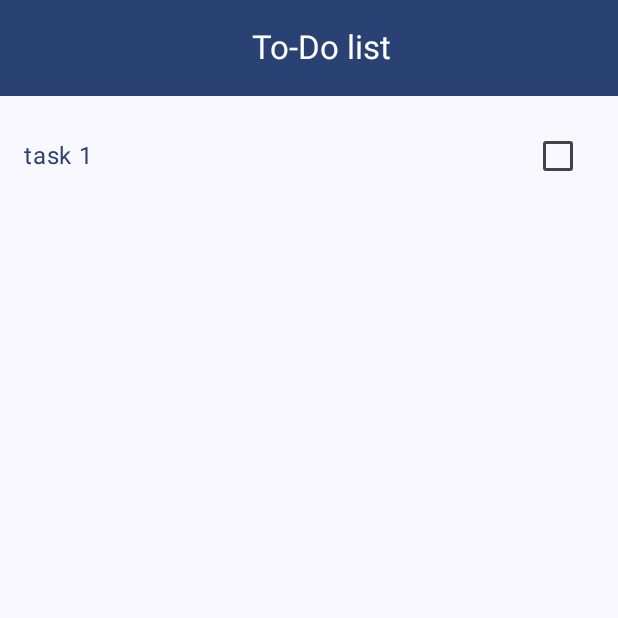
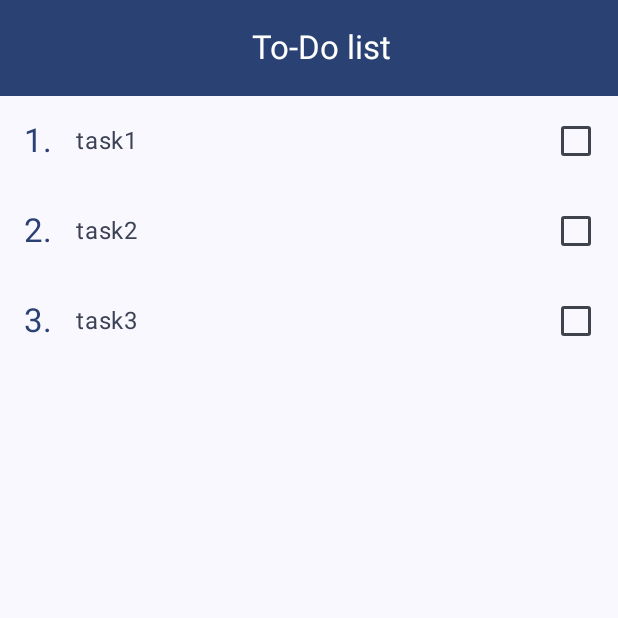
Before and after one commit to 01gaM/todo-list, an Android app built with Jetpack Compose: the screen it shows after launch (MainActivity), on a phone screen of 412 x 824 dp, the top half of it. Run offline under Robolectric (Android 15) with nearby library versions, the phone set to English and light mode, and no system bars.

Commit message:
add items list

```diff
--- a/app/src/main/java/com/example/todo_list/MainActivity.kt
+++ b/app/src/main/java/com/example/todo_list/MainActivity.kt
@@ -4,7 +4,7 @@ import android.os.Bundle
 import androidx.activity.ComponentActivity
 import androidx.activity.compose.setContent
 import androidx.activity.enableEdgeToEdge
-import com.example.todo_list.ui.compose.MainScreenContent
+import com.example.todo_list.ui.main_screen.compose.MainScreenContent
 import com.example.todo_list.ui.theme.ToDoListTheme
 
 class MainActivity : ComponentActivity() {
--- a/app/src/main/java/com/example/todo_list/ui/compose/MainScreenContent.kt
+++ b/app/src/main/java/com/example/todo_list/ui/main_screen/compose/MainScreenContent.kt
@@ -1,13 +1,15 @@
-package com.example.todo_list.ui.compose
+package com.example.todo_list.ui.main_screen.compose
 
 import android.content.res.Configuration
 import androidx.compose.animation.animateColorAsState
 import androidx.compose.foundation.background
+import androidx.compose.foundation.clickable
 import androidx.compose.foundation.layout.Row
 import androidx.compose.foundation.layout.fillMaxSize
 import androidx.compose.foundation.layout.fillMaxWidth
 import androidx.compose.foundation.layout.padding
 import androidx.compose.foundation.lazy.LazyColumn
+import androidx.compose.foundation.lazy.itemsIndexed
 import androidx.compose.material3.Checkbox
 import androidx.compose.material3.ExperimentalMaterial3Api
 import androidx.compose.material3.MaterialTheme
@@ -17,21 +19,35 @@ import androidx.compose.material3.TopAppBar
 import androidx.compose.material3.TopAppBarDefaults
 import androidx.compose.runtime.Composable
 import androidx.compose.runtime.getValue
-import androidx.compose.runtime.mutableStateOf
+import androidx.compose.runtime.mutableStateListOf
 import androidx.compose.runtime.remember
-import androidx.compose.runtime.setValue
 import androidx.compose.ui.Alignment
 import androidx.compose.ui.Modifier
 import androidx.compose.ui.text.style.TextAlign
 import androidx.compose.ui.text.style.TextDecoration
 import androidx.compose.ui.tooling.preview.Preview
 import androidx.compose.ui.unit.dp
+import com.example.todo_list.ui.main_screen.model.TodoTask
 import com.example.todo_list.ui.theme.ToDoListTheme
 
 @OptIn(ExperimentalMaterial3Api::class)
 @Composable
 fun MainScreenContent(modifier: Modifier = Modifier) {
-  var isTask1Completed by remember { mutableStateOf(false) }
+  val taskList = remember {
+    mutableStateListOf(
+      TodoTask(name = "task1"),
+      TodoTask(name = "task2"),
+      TodoTask(name = "task3")
+    )
+  }
+
+  val onItemClick: (Int) -> Unit = remember {
+    { index ->
+      with(taskList[index]) {
+        taskList[index] = copy(isCompleted = !isCompleted)
+      }
+    }
+  }
 
   Scaffold(
     modifier = modifier
@@ -54,11 +70,13 @@ fun MainScreenContent(modifier: Modifier = Modifier) {
     }
   ) { innerPadding ->
     LazyColumn(contentPadding = innerPadding) {
-      item {
+      itemsIndexed(taskList) { index, item ->
         TodoListItem(
-          taskName = "task 1",
-          isCompleted = isTask1Completed,
-          onIsCompletedChange = { isTask1Completed = !isTask1Completed })
+          taskNumber = index + 1,
+          taskName = item.name,
+          isCompleted = item.isCompleted,
+          onClick = { onItemClick(index) }
+        )
       }
     }
   }
@@ -67,15 +85,16 @@ fun MainScreenContent(modifier: Modifier = Modifier) {
 @Composable
 fun TodoListItem(
   modifier: Modifier = Modifier,
+  taskNumber: Int,
   taskName: String,
   isCompleted: Boolean,
-  onIsCompletedChange: (Boolean) -> Unit
+  onClick: () -> Unit
 ) {
-  val primaryColor = MaterialTheme.colorScheme.primary
-  val secondaryColor = MaterialTheme.colorScheme.secondary
+  val notCompletedColor = MaterialTheme.colorScheme.secondary
+  val completedColor = MaterialTheme.colorScheme.inversePrimary
 
   val taskNameColor = remember(key1 = isCompleted) {
-    if (isCompleted) secondaryColor else primaryColor
+    if (isCompleted) completedColor else notCompletedColor
   }
   val animatedTaskNameColor by animateColorAsState(
     targetValue = taskNameColor,
@@ -85,9 +104,18 @@ fun TodoListItem(
   Row(
     modifier = modifier
       .fillMaxWidth()
+      .clickable(onClick = onClick)
       .padding(all = 16.dp),
     verticalAlignment = Alignment.CenterVertically
   ) {
+
+    Text(
+      modifier = Modifier.padding(end = 16.dp),
+      text = "$taskNumber.",
+      style = MaterialTheme.typography.titleLarge,
+      color = MaterialTheme.colorScheme.primary
+    )
+
     Text(
       modifier = Modifier.weight(weight = 1f),
       text = taskName,
@@ -100,7 +128,7 @@ fun TodoListItem(
 
     Checkbox(
       checked = isCompleted,
-      onCheckedChange = onIsCompletedChange
+      onCheckedChange = null
     )
   }
 }
@@ -119,7 +147,7 @@ fun MainScreenContentPreview() {
 @Composable
 fun TodoListItemPreview() {
   ToDoListTheme {
-    TodoListItem(taskName = "Some task", isCompleted = false, onIsCompletedChange = {})
+    TodoListItem(taskNumber = 1, taskName = "Some task", isCompleted = false, onClick = {})
   }
 }
 
@@ -130,8 +158,10 @@ fun TodoListItemPreview() {
 fun TodoListItemCompletedPreview() {
   ToDoListTheme {
     TodoListItem(
+      taskNumber = 1,
       taskName = "Some task",
       isCompleted = true,
-      onIsCompletedChange = {})
+      onClick = {}
+    )
   }
 }
--- /dev/null
+++ b/app/src/main/java/com/example/todo_list/ui/main_screen/model/TodoTask.kt
@@ -0,0 +1,6 @@
+package com.example.todo_list.ui.main_screen.model
+
+data class TodoTask(
+  val name: String,
+  val isCompleted: Boolean = false
+)
```
